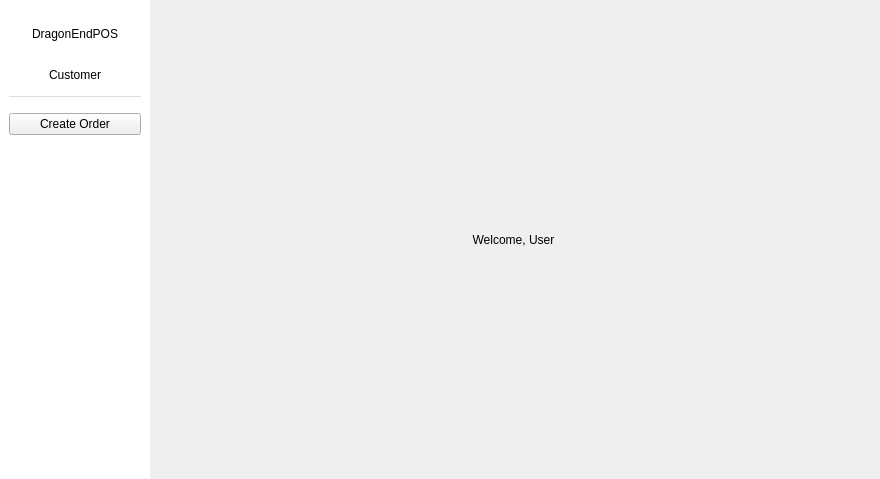
Old version of the form src/view/dashboardview.ui in the repository aidanMiklos/COMP3004FINAL.
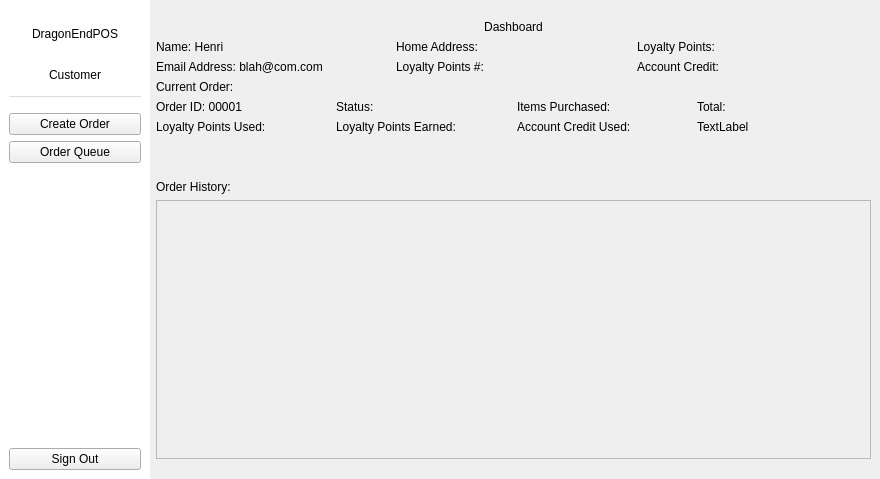
New version of the form.

Commit message: Login and Dashboard complete, queue partially complete

What changed in the file:
```diff
--- a/src/view/dashboardview.ui
+++ b/src/view/dashboardview.ui
@@ -194,6 +194,13 @@
           </property>
          </widget>
         </item>
+        <item>
+         <widget class="QPushButton" name="dashboardQueueBtn">
+          <property name="text">
+           <string>Order Queue</string>
+          </property>
+         </widget>
+        </item>
         <item>
          <spacer name="verticalSpacer">
           <property name="orientation">
@@ -207,6 +214,13 @@
           </property>
          </spacer>
         </item>
+        <item>
+         <widget class="QPushButton" name="dashboardSignOutBtn">
+          <property name="text">
+           <string>Sign Out</string>
+          </property>
+         </widget>
+        </item>
        </layout>
       </widget>
      </item>
@@ -232,8 +246,20 @@
      </item>
      <item>
       <widget class="QLabel" name="dashboardMainLbl">
+       <property name="sizePolicy">
+        <sizepolicy hsizetype="Expanding" vsizetype="Fixed">
+         <horstretch>0</horstretch>
+         <verstretch>0</verstretch>
+        </sizepolicy>
+       </property>
+       <property name="baseSize">
+        <size>
+         <width>0</width>
+         <height>20</height>
+        </size>
+       </property>
        <property name="text">
-        <string>Welcome, User</string>
+        <string>Dashboard</string>
        </property>
        <property name="alignment">
         <set>Qt::AlignCenter</set>
@@ -241,15 +267,186 @@
       </widget>
      </item>
      <item>
-      <layout class="QHBoxLayout" name="horizontalLayout_3">
+      <layout class="QGridLayout" name="gridLayout">
+       <item row="1" column="0">
+        <widget class="QLabel" name="dashboardEmailLbl">
+         <property name="text">
+          <string>Email Address: blah@com.com</string>
+         </property>
+        </widget>
+       </item>
+       <item row="0" column="2">
+        <widget class="QLabel" name="dashboardPointsAmountLbl">
+         <property name="layoutDirection">
+          <enum>Qt::LeftToRight</enum>
+         </property>
+         <property name="text">
+          <string>Loyalty Points:</string>
+         </property>
+        </widget>
+       </item>
+       <item row="1" column="2">
+        <widget class="QLabel" name="dashboardCreditAmountLbl">
+         <property name="text">
+          <string>Account Credit:</string>
+         </property>
+        </widget>
+       </item>
+       <item row="0" column="1">
+        <widget class="QLabel" name="dashboardAddressLbl">
+         <property name="text">
+          <string>Home Address:</string>
+         </property>
+        </widget>
+       </item>
+       <item row="0" column="0">
+        <widget class="QLabel" name="dashboardNameLbl">
+         <property name="text">
+          <string>Name: Henri</string>
+         </property>
+        </widget>
+       </item>
+       <item row="1" column="1">
+        <widget class="QLabel" name="dashboardPointsNumLbl">
+         <property name="text">
+          <string>Loyalty Points #:</string>
+         </property>
+        </widget>
+       </item>
+      </layout>
+     </item>
+     <item>
+      <layout class="QVBoxLayout" name="verticalLayout_3">
        <item>
-        <layout class="QVBoxLayout" name="verticalLayout_7"/>
+        <widget class="QLabel" name="dashboardCurrentOrderLbl">
+         <property name="sizePolicy">
+          <sizepolicy hsizetype="Preferred" vsizetype="Fixed">
+           <horstretch>0</horstretch>
+           <verstretch>0</verstretch>
+          </sizepolicy>
+         </property>
+         <property name="text">
+          <string>Current Order:</string>
+         </property>
+        </widget>
        </item>
        <item>
-        <layout class="QVBoxLayout" name="verticalLayout_6"/>
+        <layout class="QGridLayout" name="gridLayout_3">
+         <item row="0" column="2">
+          <widget class="QLabel" name="dashboardCOPurchasedLbl">
+           <property name="text">
+            <string>Items Purchased: </string>
+           </property>
+          </widget>
+         </item>
+         <item row="0" column="3">
+          <widget class="QLabel" name="dashboardPriceLbl">
+           <property name="text">
+            <string>Total:</string>
+           </property>
+          </widget>
+         </item>
+         <item row="1" column="1">
+          <widget class="QLabel" name="dashboardEarnePointsLbl">
+           <property name="text">
+            <string>Loyalty Points Earned:</string>
+           </property>
+          </widget>
+         </item>
+         <item row="1" column="3">
+          <widget class="QLabel" name="label_6">
+           <property name="text">
+            <string>TextLabel</string>
+           </property>
+          </widget>
+         </item>
+         <item row="1" column="0">
+          <widget class="QLabel" name="dashboardUsedPointsLbl">
+           <property name="text">
+            <string>Loyalty Points Used: </string>
+           </property>
+          </widget>
+         </item>
+         <item row="0" column="0">
+          <widget class="QLabel" name="dashboardCOIDLbl">
+           <property name="text">
+            <string>Order ID: 00001</string>
+           </property>
+          </widget>
+         </item>
+         <item row="0" column="1">
+          <widget class="QLabel" name="dashboardCOStatusLbl">
+           <property name="text">
+            <string>Status: </string>
+           </property>
+          </widget>
+         </item>
+         <item row="1" column="2">
+          <widget class="QLabel" name="dashboardUsedCreditLbl">
+           <property name="text">
+            <string>Account Credit Used:</string>
+           </property>
+          </widget>
+         </item>
+        </layout>
        </item>
       </layout>
      </item>
+     <item>
+      <spacer name="verticalSpacer_2">
+       <property name="orientation">
+        <enum>Qt::Vertical</enum>
+       </property>
+       <property name="sizeType">
+        <enum>QSizePolicy::Fixed</enum>
+       </property>
+       <property name="sizeHint" stdset="0">
+        <size>
+         <width>20</width>
+         <height>40</height>
+        </size>
+       </property>
+      </spacer>
+     </item>
+     <item>
+      <widget class="QLabel" name="dashboardHistoryLbl">
+       <property name="sizePolicy">
+        <sizepolicy hsizetype="Preferred" vsizetype="Fixed">
+         <horstretch>0</horstretch>
+         <verstretch>0</verstretch>
+        </sizepolicy>
+       </property>
+       <property name="text">
+        <string>Order History:</string>
+       </property>
+      </widget>
+     </item>
+     <item>
+      <widget class="QScrollArea" name="scrollArea">
+       <property name="widgetResizable">
+        <bool>true</bool>
+       </property>
+       <widget class="QWidget" name="scrollAreaWidgetContents">
+        <property name="geometry">
+         <rect>
+          <x>0</x>
+          <y>0</y>
+          <width>709</width>
+          <height>210</height>
+         </rect>
+        </property>
+        <layout class="QHBoxLayout" name="horizontalLayout_3">
+         <item>
+          <layout class="QHBoxLayout" name="orderHistoryEntriesCont">
+           <property name="sizeConstraint">
+            <enum>QLayout::SetDefaultConstraint</enum>
+           </property>
+          </layout>
+         </item>
+        </layout>
+       </widget>
+      </widget>
+     </item>
      <item>
       <spacer name="horizontalSpacer">
        <property name="orientation">
```
The commit also changes 6 other files.
